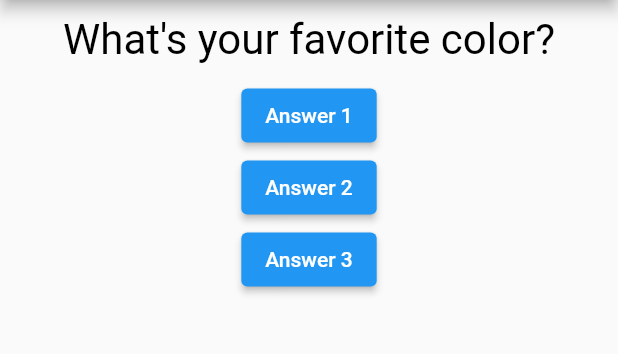
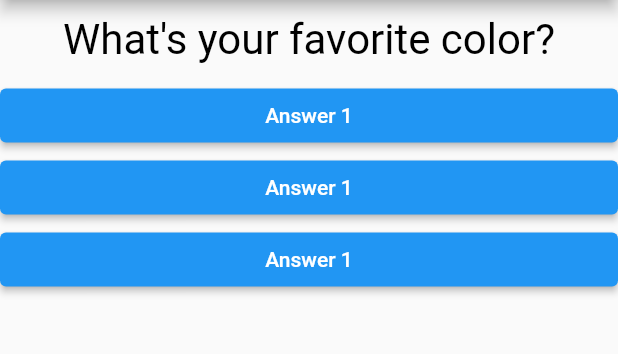
Before and after one commit to ShivamP96/Flutter-quiz-app, a Flutter app: the screen it shows after launch, on a phone screen of 412 x 824 dp, the part 84-438 px from its top. Run offline on Flutter 3.47's test engine with Material 2 defaults, Android fonts, the phone set to English and light mode, and no system bars.

Commit message:
make answer into widget, pass callback of _answerQuestion to Answer class

```diff
--- /dev/null
+++ b/lib/answer.dart
@@ -0,0 +1,21 @@
+import 'package:flutter/material.dart';
+
+class Answer extends StatelessWidget {
+  // could also be a of type VoidCallback
+  final Function selectHandler;
+  Answer(this.selectHandler);
+  @override
+  Widget build(BuildContext context) {
+    return Container(
+      width: double.infinity,
+      child: ElevatedButton(
+        style: ButtonStyle(
+          backgroundColor: MaterialStateProperty.all(Colors.blue),
+        ),
+        child: Text('Answer 1'),
+        // passing the name of the function not the result
+        onPressed: selectHandler,
+      ),
+    );
+  }
+}
--- a/lib/main.dart
+++ b/lib/main.dart
@@ -2,6 +2,7 @@
 import 'package:flutter/material.dart';
 
 import './question.dart';
+import './answer.dart';
 
 // void main() {
 //   runApp(MyApp());
@@ -57,22 +58,9 @@ class _MyAppState extends State<MyApp> {
           Question(
             questions[_questionIndex],
           ),
-          ElevatedButton(
-            child: Text('Answer 1'),
-            // passing the name of the function not the result
-            onPressed: _answerQuestion,
-          ),
-          ElevatedButton(
-            child: Text('Answer 2'),
-            // anonmous Function
-            onPressed: () => print('Answer 2 Chosen'),
-          ),
-          ElevatedButton(
-            child: Text('Answer 3'),
-            onPressed: () {
-              print('Answer 3 Chosen!');
-            },
-          ),
+          Answer(_answerQuestion),
+          Answer(_answerQuestion),
+          Answer(_answerQuestion),
         ]),
       ),
     );
```
